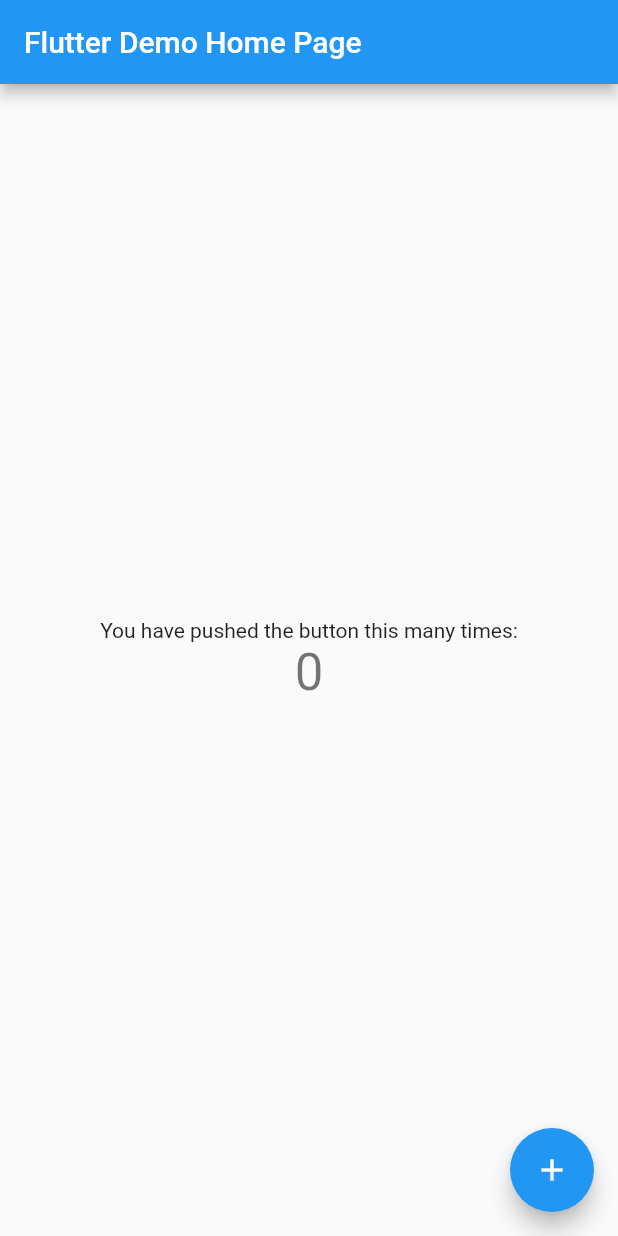
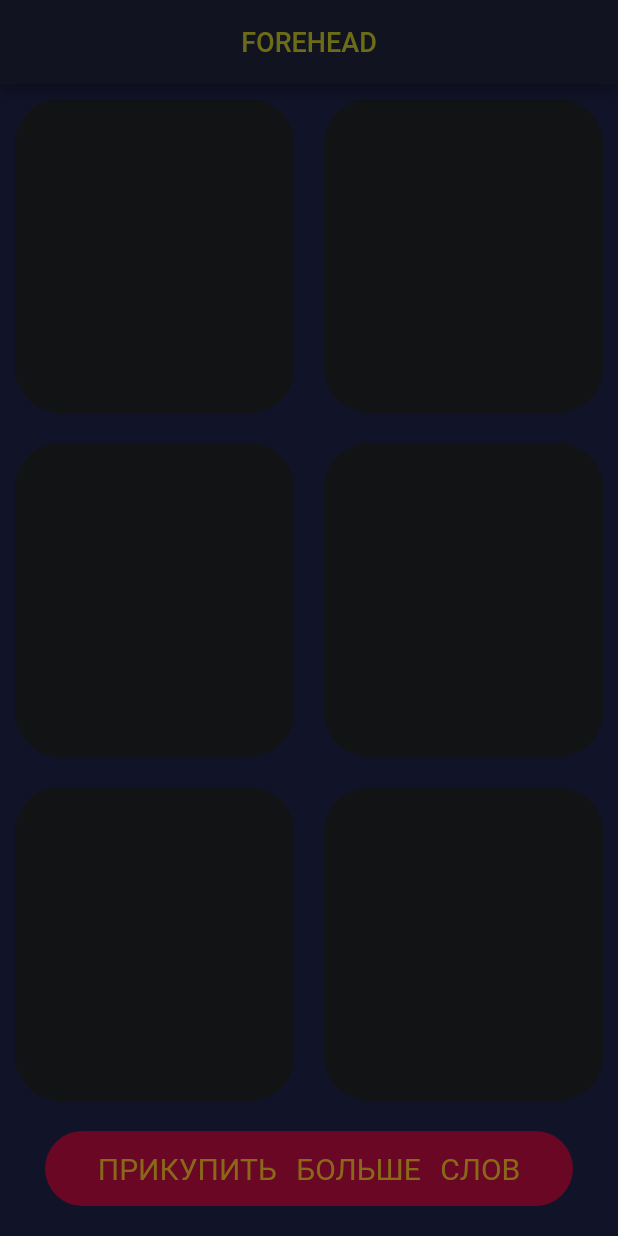
Before and after one commit to doroshenkoam/forehead, a Flutter app: the screen it shows after launch, on a phone screen of 412 x 824 dp. Run offline on Flutter 3.47's test engine with Material 2 defaults, Android fonts, the phone set to English and light mode, and no system bars.

Commit message:
[+] added base button

```diff
--- /dev/null
+++ b/lib/const.dart
@@ -0,0 +1,27 @@
+import 'package:flutter/material.dart';
+
+// TODO: цвета поискать получше в макетах.
+
+// colorBG цвет заднего фона.
+const colorBG = Color(0xFF111328);
+// colorBGAppBar цвет заднего фона app бара.
+const colorBGAppBar = Color(0xFF111320);
+
+// styleTextAppBar стиль текста app бара.
+const styleTextAppBar = TextStyle(
+  fontSize: 18.0,
+  color: Color(0xAA999911),
+);
+
+// colorSelectThemeButton цвет кнопок выбора тем.
+const colorSelectThemeButton = Color(0xFF111315);
+// colorInStoreButton цвет кнопки машазина.
+const colorInStoreButton = Color(0xAD940123);
+
+// styleTextInStoreButton стиль текста кнопки захода в магазин.
+// TODO: сделать текст жирнее.
+const styleTextInStoreButton = TextStyle(
+  fontSize: 20.0,
+  wordSpacing: 8,
+  color: Color(0xAA999911),
+);
--- a/lib/main.dart
+++ b/lib/main.dart
@@ -1,113 +1,91 @@
 import 'package:flutter/material.dart';
+import 'package:flutter/widgets.dart';
+import 'package:forehead/const.dart';
+
+// TODO: надо написать тестов
 
 void main() {
-  runApp(MyApp());
+  runApp(ForeheadApp());
 }
 
-class MyApp extends StatelessWidget {
-  // This widget is the root of your application.
+class ForeheadApp extends StatelessWidget {
   @override
   Widget build(BuildContext context) {
     return MaterialApp(
-      title: 'Flutter Demo',
-      theme: ThemeData(
-        // This is the theme of your application.
-        //
-        // Try running your application with "flutter run". You'll see the
-        // application has a blue toolbar. Then, without quitting the app, try
-        // changing the primarySwatch below to Colors.green and then invoke
-        // "hot reload" (press "r" in the console where you ran "flutter run",
-        // or simply save your changes to "hot reload" in a Flutter IDE).
-        // Notice that the counter didn't reset back to zero; the application
-        // is not restarted.
-        primarySwatch: Colors.blue,
-      ),
-      home: MyHomePage(title: 'Flutter Demo Home Page'),
+      title: 'Forehead Application',
+      theme: ThemeData.dark(),
+      home: StartPage(),
     );
   }
 }
 
-class MyHomePage extends StatefulWidget {
-  MyHomePage({Key? key, required this.title}) : super(key: key);
-
-  // This widget is the home page of your application. It is stateful, meaning
-  // that it has a State object (defined below) that contains fields that affect
-  // how it looks.
-
-  // This class is the configuration for the state. It holds the values (in this
-  // case the title) provided by the parent (in this case the App widget) and
-  // used by the build method of the State. Fields in a Widget subclass are
-  // always marked "final".
-
-  final String title;
-
+class StartPage extends StatefulWidget {
   @override
-  _MyHomePageState createState() => _MyHomePageState();
+  _StartPage createState() => _StartPage();
 }
 
-class _MyHomePageState extends State<MyHomePage> {
-  int _counter = 0;
-
-  void _incrementCounter() {
-    setState(() {
-      // This call to setState tells the Flutter framework that something has
-      // changed in this State, which causes it to rerun the build method below
-      // so that the display can reflect the updated values. If we changed
-      // _counter without calling setState(), then the build method would not be
-      // called again, and so nothing would appear to happen.
-      _counter++;
-    });
-  }
-
+class _StartPage extends State<StartPage> {
   @override
   Widget build(BuildContext context) {
-    // This method is rerun every time setState is called, for instance as done
-    // by the _incrementCounter method above.
-    //
-    // The Flutter framework has been optimized to make rerunning build methods
-    // fast, so that you can just rebuild anything that needs updating rather
-    // than having to individually change instances of widgets.
     return Scaffold(
+      backgroundColor: colorBG,
       appBar: AppBar(
-        // Here we take the value from the MyHomePage object that was created by
-        // the App.build method, and use it to set our appbar title.
-        title: Text(widget.title),
+        centerTitle: true,
+        title: Text("FOREHEAD", textAlign: TextAlign.center, style: styleTextAppBar,),
+        backgroundColor: colorBGAppBar,
       ),
-      body: Center(
-        // Center is a layout widget. It takes a single child and positions it
-        // in the middle of the parent.
-        child: Column(
-          // Column is also a layout widget. It takes a list of children and
-          // arranges them vertically. By default, it sizes itself to fit its
-          // children horizontally, and tries to be as tall as its parent.
-          //
-          // Invoke "debug painting" (press "p" in the console, choose the
-          // "Toggle Debug Paint" action from the Flutter Inspector in Android
-          // Studio, or the "Toggle Debug Paint" command in Visual Studio Code)
-          // to see the wireframe for each widget.
-          //
-          // Column has various properties to control how it sizes itself and
-          // how it positions its children. Here we use mainAxisAlignment to
-          // center the children vertically; the main axis here is the vertical
-          // axis because Columns are vertical (the cross axis would be
-          // horizontal).
-          mainAxisAlignment: MainAxisAlignment.center,
-          children: <Widget>[
-            Text(
-              'You have pushed the button this many times:',
-            ),
-            Text(
-              '$_counter',
-              style: Theme.of(context).textTheme.headline4,
-            ),
-          ],
-        ),
+      body: Column(
+        children: <Widget> [
+          Expanded(child: Row(
+            children: <Widget> [Expanded(child: SelectThemeButton()), Expanded(child: SelectThemeButton())],
+          )),
+          Expanded(child: Row(
+            children: <Widget> [Expanded(child: SelectThemeButton()), Expanded(child: SelectThemeButton())],
+          )),
+          Expanded(child: Row(
+            children: <Widget> [Expanded(child: SelectThemeButton()), Expanded(child: SelectThemeButton())],
+          )),
+          StoreInButton(),
+        ],
       ),
-      floatingActionButton: FloatingActionButton(
-        onPressed: _incrementCounter,
-        tooltip: 'Increment',
-        child: Icon(Icons.add),
-      ), // This trailing comma makes auto-formatting nicer for build methods.
     );
   }
 }
+
+// SelectThemeButton кнопка темы.
+class SelectThemeButton extends StatelessWidget {
+  @override
+  Widget build(BuildContext context) {
+    return GestureDetector(
+      child: Container(
+        margin: EdgeInsets.symmetric(vertical: 10, horizontal: 10),
+        decoration: BoxDecoration(
+          // TODO: перевести на картинку для каждой темы
+          color: colorSelectThemeButton,
+          borderRadius: BorderRadius.all(Radius.circular(30)),
+        ),
+      ),
+    );
+  }
+}
+
+// StoreInButton кнопка магазина.
+// TODO: сделать кнопку жирнее.
+class StoreInButton extends StatelessWidget {
+  @override
+  Widget build(BuildContext context) {
+    return GestureDetector(
+    child: Container(
+        height: 50,
+        child: Center(
+          child: Text("ПРИКУПИТЬ БОЛЬШЕ СЛОВ", style: styleTextInStoreButton,),
+        ),
+        margin: EdgeInsets.only(bottom: 20, top: 10, left: 30, right: 30),
+        decoration: BoxDecoration(
+          color: colorInStoreButton,
+          borderRadius: BorderRadius.all(Radius.circular(30)),
+        ),
+      ),
+    );
+  }
+}
```
Also changed, not shown: 1 other file.
